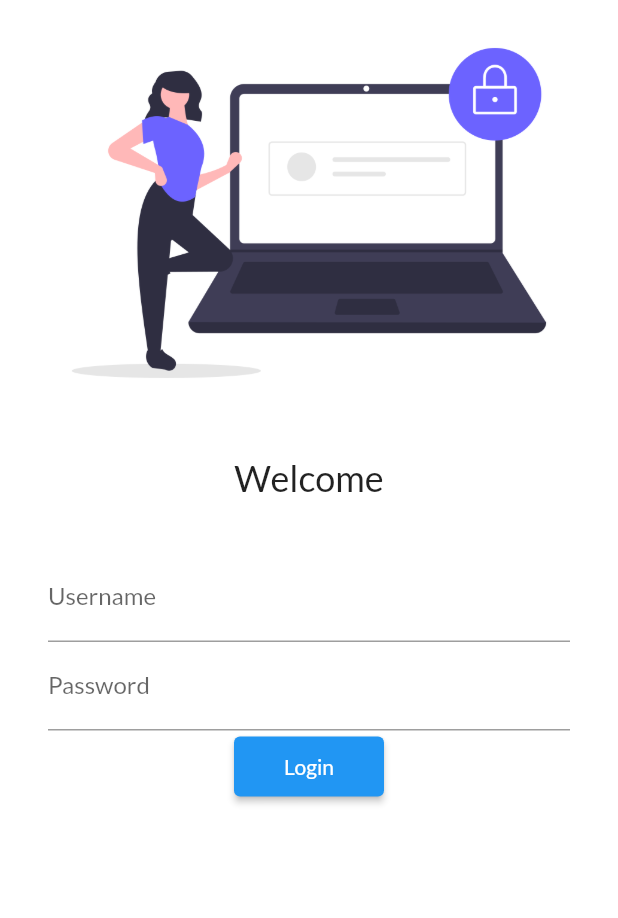
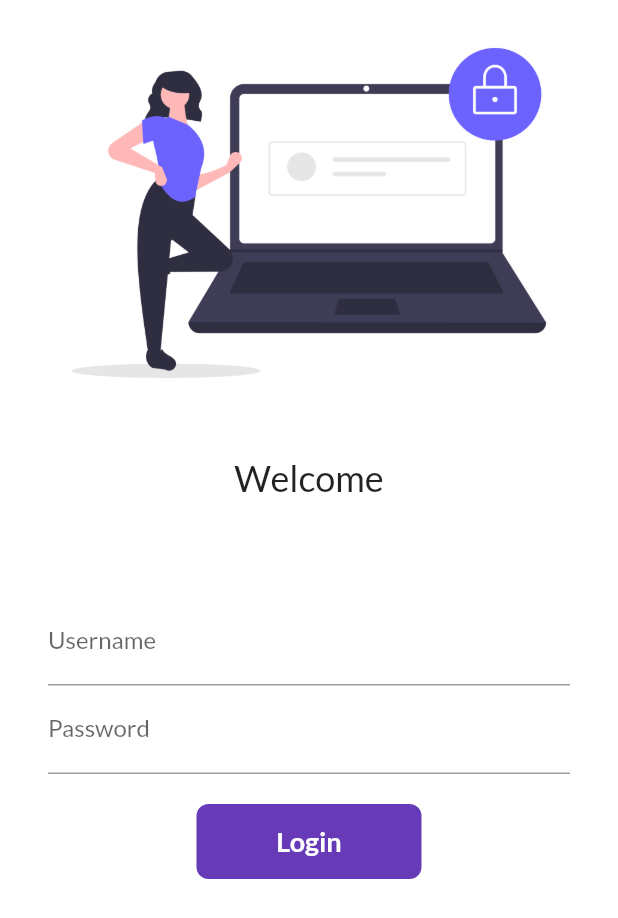
Before and after one commit to The-Pavan-Patil/FlutterAppCatlogs, a Flutter app: the screen it shows after launch, on a phone screen of 412 x 824 dp. Shown: the top 918 px of the screen. Run offline on Flutter 3.47's test engine with Material 2 defaults, Android fonts, the phone set to English and light mode, and no system bars; our stand-ins replace google_fonts.

Commit message:
day 6 commit

```diff
--- a/lib/Pages/LoginPage.dart
+++ b/lib/Pages/LoginPage.dart
@@ -1,10 +1,18 @@
 
 import 'package:flutter/material.dart';
+import 'package:google_fonts/google_fonts.dart';
 import 'package:untitled/utils/routings.dart';
 
-class LoginPage extends StatelessWidget {
+class LoginPage extends StatefulWidget {
   const LoginPage({Key? key}) : super(key: key);
 
+  @override
+  State<LoginPage> createState() => _LoginPageState();
+}
+
+class _LoginPageState extends State<LoginPage> {
+  String name = '';
+  bool changedButton = false;
   @override
   Widget build(BuildContext context) {
     return Material(
@@ -18,6 +26,8 @@ class LoginPage extends StatelessWidget {
           ),
           Text(
             "Welcome",style: TextStyle(fontSize: 24),),
+          Text(
+            "$name ",style: TextStyle(fontSize: 24),),
           SizedBox(
             height: 20,
           ),
@@ -27,17 +37,51 @@ class LoginPage extends StatelessWidget {
             children: [
               TextFormField(
               decoration: InputDecoration(hintText: "Enter Username",labelText: "Username"),
+                onChanged: (value){ name= value; setState(() {});},
             ),
               TextFormField(
                 decoration: InputDecoration(hintText: "Enter Password",labelText: "Password"),
               ),
-              ElevatedButton(
-                style: ElevatedButton.styleFrom(
-                  minimumSize: Size(100, 40),
-                ),
-                onPressed: () {Navigator.pushNamed(context, myRoute.homeRoute );},
-                child: Text('Login'),
-              )
+               SizedBox(
+                 height: 20,
+               ),
+               InkWell(
+                 onTap: () async {
+                   setState(() {
+                     changedButton = true;
+                   });
+                   await Future.delayed(Duration(seconds: 1));
+                   Navigator.pushNamed(context, myRoute.homeRoute );
+                 },
+                 child: AnimatedContainer(
+                   duration: Duration(seconds: 1),
+                   width: changedButton?50 : 150,
+                   height: 50,
+                   alignment: Alignment.center,
+
+                   decoration: BoxDecoration(color: Colors.deepPurple,
+                     borderRadius: BorderRadius.circular(changedButton?50 : 8),
+                   ),
+                   child:
+                   changedButton?Icon(Icons.done, color: Colors.white,) :Text("Login", style: TextStyle(fontWeight: FontWeight.bold,
+                         fontSize: 18,color: Colors.white,
+                         fontFamily: GoogleFonts.lato().fontFamily
+                   ),
+                   ),
+                 ),
+               )
+
+
+
+
+
+              // ElevatedButton(
+              //   style: ElevatedButton.styleFrom(
+              //     minimumSize: Size(100, 40),
+              //   ),
+              //   onPressed: () {Navigator.pushNamed(context, myRoute.homeRoute );},
+              //   child: Text('Login'),
+              // )
             ],
           ),
         )
```
